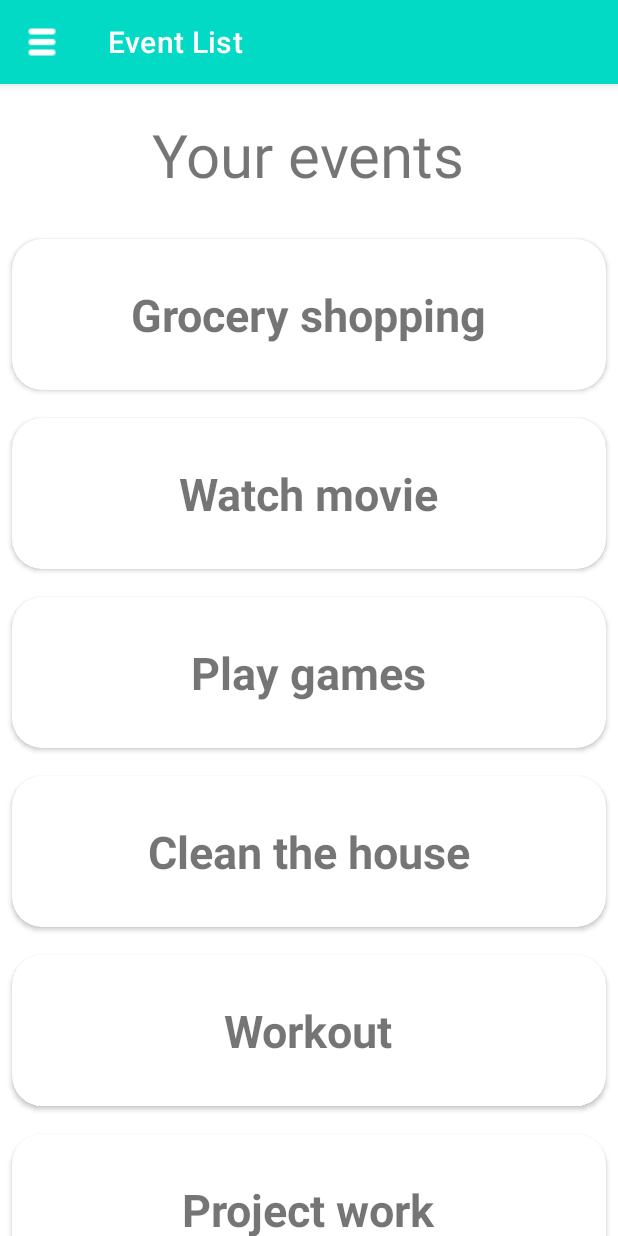
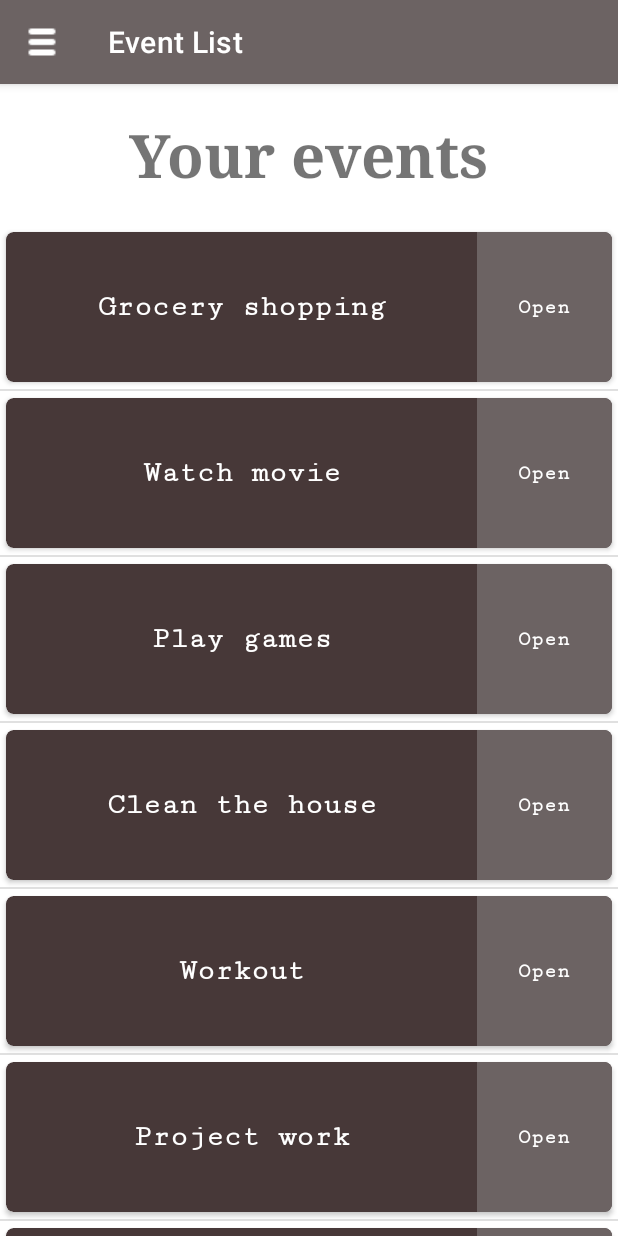
Before and after one commit to Mystodan/mobilprog-group-3, an Android app: the screen it shows after launch (EventListActivity), on a phone screen of 412 x 824 dp. Run offline under Robolectric (Android 15) with nearby library versions, the phone set to English and light mode, and no system bars.

Commit message:
Refinement of design, bug fixes

```diff
--- a/frontend/app/src/main/java/whenweekly/frontend/activities/CreatePlanActivity.kt
+++ b/frontend/app/src/main/java/whenweekly/frontend/activities/CreatePlanActivity.kt
@@ -9,18 +9,18 @@ import com.google.android.material.datepicker.MaterialDatePicker
 import whenweekly.frontend.models.EventModel
 import whenweekly.frontend.app.Globals
 import whenweekly.frontend.R
-import whenweekly.frontend.databinding.ActivityCreatePlanBinding
+import whenweekly.frontend.databinding.ActivityEventCreateBinding
 
 
 
 class CreatePlanActivity : DrawerBaseActivity() {
 
-    private lateinit var binding: ActivityCreatePlanBinding
+    private lateinit var binding: ActivityEventCreateBinding
     private var startDate: Long = 0L
     private var endDate: Long = 0L
     private val invCodes = mutableListOf<String>()
     override fun onCreate(savedInstanceState: Bundle?) {
-        binding = ActivityCreatePlanBinding.inflate(layoutInflater)
+        binding = ActivityEventCreateBinding.inflate(layoutInflater)
         super.onCreate(savedInstanceState)
         setContentView(binding.root)
         setActivityTitle("Event Planner")
--- a/frontend/app/src/main/java/whenweekly/frontend/activities/DrawerBaseActivity.kt
+++ b/frontend/app/src/main/java/whenweekly/frontend/activities/DrawerBaseActivity.kt
@@ -1,5 +1,6 @@
 package whenweekly.frontend.activities
 
+import androidx.appcompat.R.anim.*
 import android.content.Intent
 import android.os.Bundle
 import android.os.PersistableBundle
@@ -38,6 +39,7 @@ open class DrawerBaseActivity : AppCompatActivity(), NavigationView.OnNavigation
         )
         drawerLayout.addDrawerListener(toggle)
 
+
         toolbar.setNavigationIconColor(resources.getColor(R.color.white))
 
         supportActionBar!!.setDisplayHomeAsUpEnabled(true)
@@ -53,12 +55,12 @@ open class DrawerBaseActivity : AppCompatActivity(), NavigationView.OnNavigation
     }
     override fun onNavigationItemSelected(@NonNull item: MenuItem): Boolean {
         val activityClass: Class<*>? = compareToCurrentActivity(when (item.itemId){
-            R.id.nav_second_fragment -> EventJoinActivity::class.java
-            R.id.nav_third_fragment -> CreatePlanActivity::class.java
+            R.id.nav_join -> EventJoinActivity::class.java
+            R.id.nav_create -> CreatePlanActivity::class.java
             else -> EventListActivity::class.java
         })
-        overridePendingTransition(0,0)
         if (activityClass != null) startActivity(Intent(this,activityClass))
+        overridePendingTransition(abc_fade_in, abc_fade_out)
         return false
     }
 
--- a/frontend/app/src/main/java/whenweekly/frontend/activities/EventJoinActivity.kt
+++ b/frontend/app/src/main/java/whenweekly/frontend/activities/EventJoinActivity.kt
@@ -3,12 +3,12 @@ package whenweekly.frontend.activities
 import android.os.Bundle
 import android.widget.Toast
 import whenweekly.frontend.app.Globals
-import whenweekly.frontend.databinding.ActivityJoinPlanBinding
+import whenweekly.frontend.databinding.ActivityEventJoinBinding
 
 class EventJoinActivity : DrawerBaseActivity() {
-    private lateinit var binding: ActivityJoinPlanBinding
+    private lateinit var binding: ActivityEventJoinBinding
     override fun onCreate(savedInstanceState: Bundle?) {
-        binding = ActivityJoinPlanBinding.inflate(layoutInflater)
+        binding = ActivityEventJoinBinding.inflate(layoutInflater)
         super.onCreate(savedInstanceState)
         setContentView(binding.root)
         setActivityTitle("Event Invite Code")
--- a/frontend/app/src/main/java/whenweekly/frontend/activities/EventListActivity.kt
+++ b/frontend/app/src/main/java/whenweekly/frontend/activities/EventListActivity.kt
@@ -2,6 +2,7 @@ package whenweekly.frontend.activities
 
 import android.content.Intent
 import android.os.Bundle
+import androidx.recyclerview.widget.DividerItemDecoration
 import whenweekly.frontend.adapters.EventAdapter
 import whenweekly.frontend.models.EventModel
 import whenweekly.frontend.app.Globals
@@ -19,6 +20,10 @@ class EventListActivity : DrawerBaseActivity() {
         setContentView(binding.root)
         setActivityTitle("Event List")
 
+        binding.rvEvents.addItemDecoration( // Adds separator between items
+            DividerItemDecoration(binding.rvEvents.context,DividerItemDecoration.VERTICAL)
+        )
+
         binding.rvEvents.adapter = adapter
 
         adapter.updateData(eventList)
--- a/frontend/app/src/main/java/whenweekly/frontend/adapters/EventAdapter.kt
+++ b/frontend/app/src/main/java/whenweekly/frontend/adapters/EventAdapter.kt
@@ -22,8 +22,10 @@ class EventAdapter(private var dataList: List<EventModel>, val onClick:(Int)->Un
      */
     inner class EventViewHolder(view: View): RecyclerView.ViewHolder(view) {
         val textView: TextView
+        val openText: TextView
         init {
             textView = view.findViewById(R.id.tv_text)
+            openText = view.findViewById(R.id.enter_event)
         }
     }
 
@@ -47,7 +49,7 @@ class EventAdapter(private var dataList: List<EventModel>, val onClick:(Int)->Un
     override fun onBindViewHolder(holder: EventViewHolder, position: Int) {
         val item = dataList[holder.adapterPosition]
         holder.textView.text = item.eventName
-        holder.textView.setOnClickListener {onClick(holder.adapterPosition)}
+        holder.openText.setOnClickListener {onClick(holder.adapterPosition)}
     }
 
     /**
--- a/frontend/app/src/main/res/layout/activity_event_list.xml
+++ b/frontend/app/src/main/res/layout/activity_event_list.xml
@@ -5,6 +5,7 @@
     android:layout_width="match_parent"
     android:layout_height="match_parent"
     tools:context=".activities.EventListActivity"
+    android:background="@color/white"
     android:orientation="vertical">
 
         <TextView
@@ -15,12 +16,15 @@
             android:layout_marginTop="20dp"
             android:layout_marginBottom="20dp"
             android:text="Your events"
+            android:textStyle="bold"
+            android:fontFamily="serif"
             android:textSize="40sp"
             app:layout_constraintBottom_toTopOf="@+id/rv_events"
             app:layout_constraintStart_toStartOf="parent"
             app:layout_constraintTop_toTopOf="parent" />
 
         <androidx.recyclerview.widget.RecyclerView
+            android:divider="@color/white"
             android:id="@+id/rv_events"
             android:layout_width="match_parent"
             android:layout_height="match_parent"
--- a/frontend/app/src/main/res/layout/item_event.xml
+++ b/frontend/app/src/main/res/layout/item_event.xml
@@ -1,30 +1,52 @@
 <?xml version="1.0" encoding="utf-8"?>
-<androidx.constraintlayout.widget.ConstraintLayout xmlns:android="http://schemas.android.com/apk/res/android"
+<androidx.cardview.widget.CardView xmlns:android="http://schemas.android.com/apk/res/android"
     xmlns:app="http://schemas.android.com/apk/res-auto"
+    xmlns:tools="http://schemas.android.com/tools"
     android:layout_width="match_parent"
-    android:layout_height="wrap_content">
+    android:layout_height="wrap_content"
+    app:cardUseCompatPadding="true"
+    app:cardCornerRadius="5dp"
+    android:id="@+id/cv_card"
 
-    <androidx.cardview.widget.CardView
-        android:id="@+id/cv_card"
+    android:backgroundTint="@color/font_brown">
+    <androidx.constraintlayout.widget.ConstraintLayout
         android:layout_width="match_parent"
-        android:layout_height="wrap_content"
-        app:cardBackgroundColor="@color/white"
-        app:cardCornerRadius="20dp"
-        app:cardUseCompatPadding="true"
-        app:layout_constraintEnd_toEndOf="parent"
-        app:layout_constraintStart_toStartOf="parent"
-        app:layout_constraintTop_toTopOf="parent">
+        android:layout_height="wrap_content">
+
+
 
         <TextView
             android:id="@+id/tv_text"
             android:layout_width="wrap_content"
             android:layout_height="wrap_content"
-            android:layout_gravity="top|center"
             android:textAlignment="center"
             android:paddingVertical="30dp"
+            android:fontFamily="serif-monospace"
             android:text="Title"
-            android:textSize="30dp"
-            android:textStyle="bold" />
-    </androidx.cardview.widget.CardView>
+            android:textStyle="bold"
+            android:textSize="20dp"
+            android:textColor="@color/white"
+            app:layout_constraintBottom_toBottomOf="parent"
+            app:layout_constraintEnd_toStartOf="@+id/enter_event"
+            app:layout_constraintStart_toStartOf="parent"
+            app:layout_constraintTop_toTopOf="parent"/>
+
+        <TextView
+            android:background="@color/font_brown_light"
+            android:id="@+id/enter_event"
+            android:layout_width="90dp"
+            android:layout_height="100dp"
+            android:text="Open"
+            android:textStyle="bold"
+            android:fontFamily="serif-monospace"
+            android:gravity="center"
+            android:textColor="@color/white"
+            app:layout_constraintBottom_toBottomOf="parent"
+            app:layout_constraintEnd_toEndOf="parent"
+            app:layout_constraintTop_toTopOf="parent"
+
+            tools:ignore="ImageContrastCheck"/>
+
 
 </androidx.constraintlayout.widget.ConstraintLayout>
+</androidx.cardview.widget.CardView>
--- a/frontend/app/src/main/res/layout/main_drawer_header.xml
+++ b/frontend/app/src/main/res/layout/main_drawer_header.xml
@@ -2,18 +2,19 @@
 <androidx.constraintlayout.widget.ConstraintLayout xmlns:android="http://schemas.android.com/apk/res/android"
     android:layout_width="match_parent"
     android:layout_height="200dp"
-    android:padding="20dp"
-    android:background="@color/teal_200">
+    android:background="@color/oxford_blue">
 
     <TextView
+        android:paddingTop="30dp"
+        android:textAlignment="center"
         android:layout_width="match_parent"
         android:layout_height="match_parent"
         android:gravity="center"
+        android:textColor="@color/white"
         android:text="WhenWeekly."
         android:fontFamily="serif-monospace"
         android:textSize="30dp"
-        android:textStyle="bold"
-        ></TextView>
+        android:textStyle="bold" />
 
 
 
--- a/frontend/app/src/main/res/layout/toolbar.xml
+++ b/frontend/app/src/main/res/layout/toolbar.xml
@@ -12,7 +12,7 @@
             android:id="@+id/toolbar"
             android:layout_width="match_parent"
             android:layout_height="?attr/actionBarSize"
-            android:background="@color/teal_200"
+            android:background="@color/font_brown_light"
             app:navigationIcon="@drawable/hmenu"
 
             android:theme="@style/ThemeOverlay.AppCompat.Dark.ActionBar"
--- a/frontend/app/src/main/res/menu/drawer_view.xml
+++ b/frontend/app/src/main/res/menu/drawer_view.xml
@@ -4,7 +4,7 @@
         <item android:title="Home">
         <menu>
         <item
-            android:id="@+id/nav_first_fragment"
+            android:id="@+id/nav_lobby"
             android:icon="@drawable/item_one"
             android:title="Lobbies" />
         </menu>
@@ -13,11 +13,11 @@
         <item android:title="Actions">
             <menu>
                 <item
-                    android:id="@+id/nav_second_fragment"
+                    android:id="@+id/nav_join"
                     android:icon="@drawable/item_two"
                     android:title="Join" />
                 <item
-                    android:id="@+id/nav_third_fragment"
+                    android:id="@+id/nav_create"
                     android:icon="@drawable/item_three"
                     android:title="Create" />
             </menu>
--- a/frontend/app/src/main/res/values-night/themes.xml
+++ b/frontend/app/src/main/res/values-night/themes.xml
@@ -9,8 +9,8 @@
 
     <!-- Base application theme. -->
     <style name="Theme.Frontend" parent="MaterialDatePickerTheme">
-        <item name="colorPrimary">#673AB7</item>
-        <item name="colorPrimaryDark">#512DA8</item>
+        <item name="colorPrimary">@color/font_brown_light</item>
+        <item name="colorPrimaryVariant">@color/font_brown</item>
         <item name="colorAccent">#FF4081</item>
     </style>
 
--- a/frontend/app/src/main/res/values/colors.xml
+++ b/frontend/app/src/main/res/values/colors.xml
@@ -7,4 +7,10 @@
     <color name="teal_700">#FF018786</color>
     <color name="black">#FF000000</color>
     <color name="white">#FFFFFFFF</color>
+    <color name="oxford_blue">#02182B</color>
+    <color name="middle_blue">#68C5DB</color>
+    <color name="silver_sand">#C5CBD3</color>
+    <color name="font_brown">#473838</color>
+    <color name="font_brown_light">#6C6363</color>
+    <color name="font_brown_lightx2">#948989</color>
 </resources>
--- a/frontend/app/src/main/res/values/themes.xml
+++ b/frontend/app/src/main/res/values/themes.xml
@@ -9,8 +9,9 @@
 
     <!-- Base application theme. -->
     <style name="Theme.Frontend" parent="MaterialDatePickerTheme">
-        <item name="colorPrimary">#673AB7</item>
-        <item name="colorPrimaryDark">#512DA8</item>
+        <item name="colorPrimary">@color/font_brown_light</item>
+        <item name="colorPrimaryVariant">@color/font_brown</item>
+        <item name="colorPrimaryDark">@color/font_brown</item>
         <item name="colorAccent">#FF4081</item>
     </style>
 
```
Also changed, not shown: frontend/app/src/main/res/drawable/no_img.png (added).
